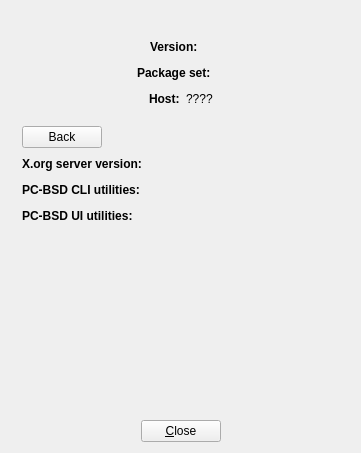
Before: the Qt Designer form src-qt5/about-gui/mainwindow.ui in trueos/pcbsd, drawn with Qt 5.
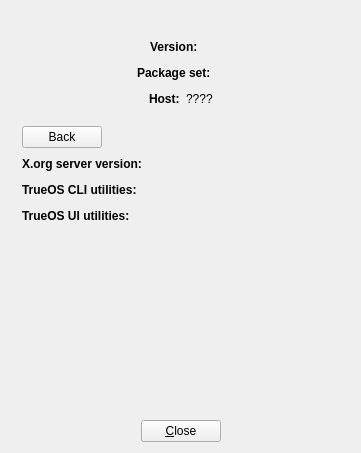
After: the same form once the commit is applied. The open tabs and pages were chosen to show the change. Icons and pictures are not drawn.

Diff of the .ui file:
```diff
--- a/src-qt5/about-gui/mainwindow.ui
+++ b/src-qt5/about-gui/mainwindow.ui
@@ -529,7 +529,7 @@
             </font>
            </property>
            <property name="text">
-            <string>PC-BSD CLI utilities:</string>
+            <string>TrueOS CLI utilities:</string>
            </property>
           </widget>
          </item>
@@ -569,7 +569,7 @@
             </font>
            </property>
            <property name="text">
-            <string>PC-BSD UI utilities:</string>
+            <string>TrueOS UI utilities:</string>
            </property>
           </widget>
          </item>
```
